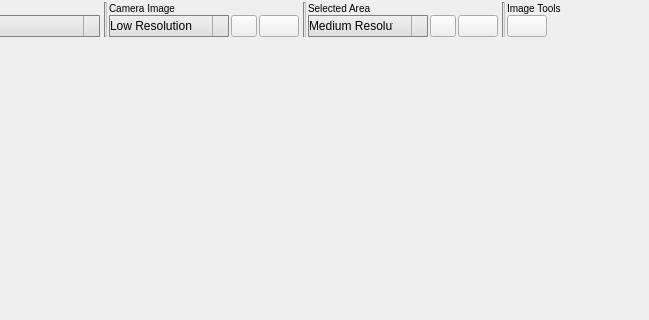
Qt form vigir_ocs_camera_view/src/ui/camera_view_widget.ui (team-vigir/vigir_ocs_common) before a commit; both pictures show x 91 to 740 and y 0 to 320 of the 850 by 702 pixel window.
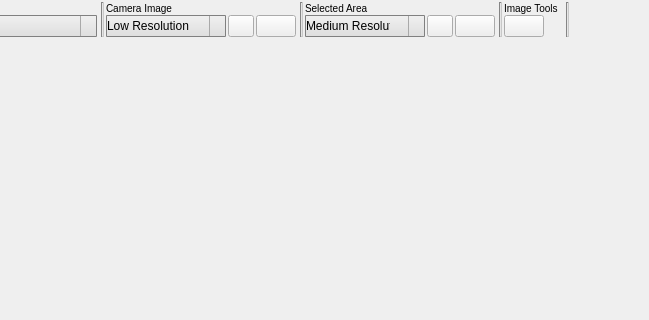
The same form after that commit. Icons and pictures are not drawn.

Diff of the .ui file:
```diff
--- a/vigir_ocs_camera_view/src/ui/camera_view_widget.ui
+++ b/vigir_ocs_camera_view/src/ui/camera_view_widget.ui
@@ -826,6 +826,16 @@
         </layout>
        </widget>
       </item>
+      <item>
+       <widget class="Line" name="line_4">
+        <property name="styleSheet">
+         <string notr="true">background-color: rgb(200, 200, 200);</string>
+        </property>
+        <property name="orientation">
+         <enum>Qt::Vertical</enum>
+        </property>
+       </widget>
+      </item>
       <item>
        <spacer name="horizontalSpacer">
         <property name="orientation">
```
Left out of the diff: 3 changed lines with no effect on the pictures.
